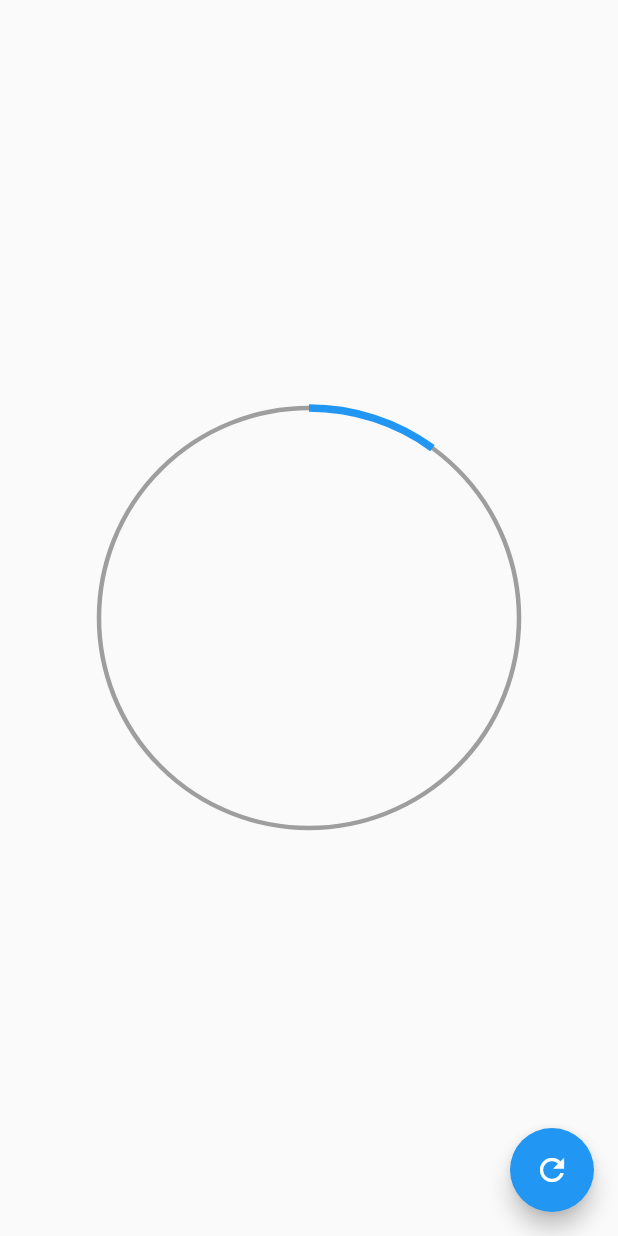
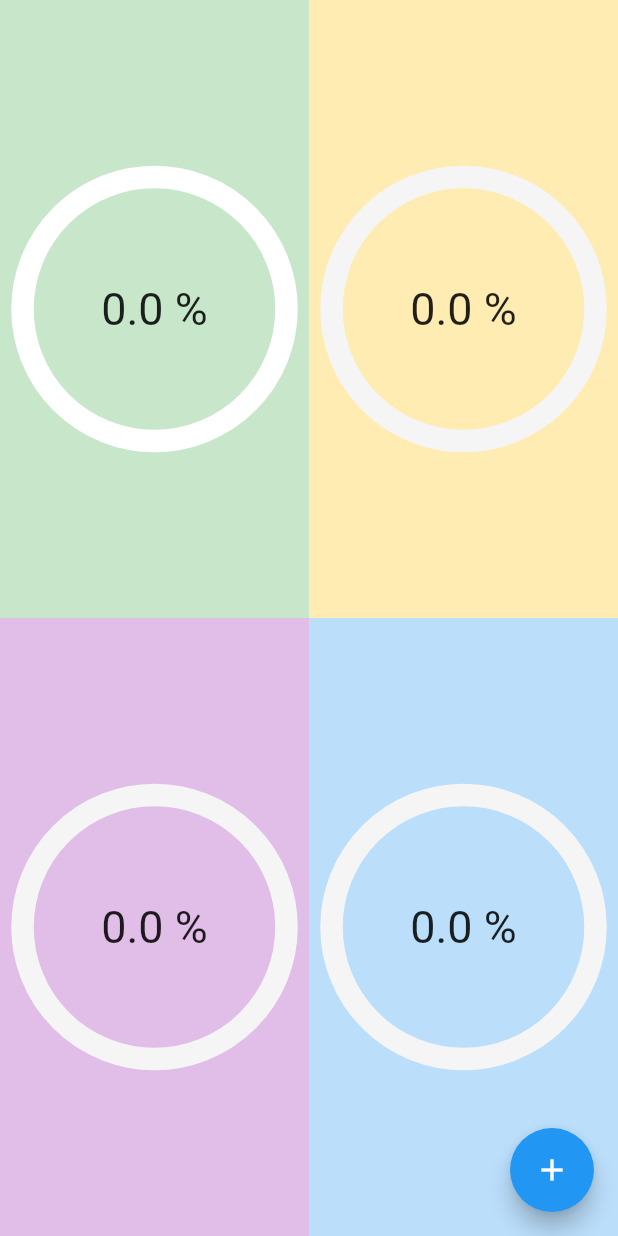
Before and after one commit to Metamorfosisdev/DisenhosFlutterHeaderes, a Flutter app: the screen it shows after launch, on a phone screen of 412 x 824 dp. Run offline on Flutter 3.47's test engine with Material 2 defaults, Android fonts, the phone set to English and light mode, and no system bars.

Commit message:
final progressbar

```diff
--- a/lib/main.dart
+++ b/lib/main.dart
@@ -11,12 +11,13 @@ class MyApp extends StatelessWidget {
     return MaterialApp(
       debugShowCheckedModeBanner: false,
       title: 'Disehos',
-      initialRoute: CircularProgressScreen.routeName,
+      initialRoute: PorcentageScreen.routeName,
       routes: {
         HomeScreen.routeName: (context) => const HomeScreen(),
         ChallengeScreen.routeName: (context) => const ChallengeScreen(),
         CircularProgressScreen.routeName: (context) =>
             const CircularProgressScreen(),
+        PorcentageScreen.routeName: (context) => const PorcentageScreen(),
       },
     );
   }
--- /dev/null
+++ b/lib/screens/porcentage_screen.dart
@@ -0,0 +1,114 @@
+import 'package:disehos_one/widgets/widgets.dart';
+import 'package:flutter/material.dart';
+
+class PorcentageScreen extends StatefulWidget {
+  static String routeName = '/PorcentageScreen';
+  const PorcentageScreen({Key? key}) : super(key: key);
+
+  @override
+  State<PorcentageScreen> createState() => _PorcentageScreenState();
+}
+
+class _PorcentageScreenState extends State<PorcentageScreen> {
+  double porcentageNumber = 0;
+  @override
+  Widget build(BuildContext context) {
+    return Scaffold(
+      body: SafeArea(
+        child: SingleChildScrollView(
+          physics: const BouncingScrollPhysics(),
+          child: Column(
+            children: [
+              Row(
+                children: [
+                  _ProgressIndicator(
+                    porcentageNumber: porcentageNumber,
+                    containerColor: Colors.green[100],
+                    circleColor: Colors.white,
+                    colorPorcentage: Colors.blue[100],
+                  ),
+                  _ProgressIndicator(
+                    porcentageNumber: porcentageNumber,
+                    containerColor: Colors.amber[100],
+                    colorPorcentage: Colors.purple[100],
+                  ),
+                ],
+              ),
+              Row(
+                children: [
+                  _ProgressIndicator(
+                    porcentageNumber: porcentageNumber,
+                    containerColor: Colors.purple[100],
+                    colorPorcentage: Colors.amber[100],
+                  ),
+                  _ProgressIndicator(
+                    porcentageNumber: porcentageNumber,
+                    containerColor: Colors.blue[100],
+                    colorPorcentage: Colors.green[100],
+                  ),
+                ],
+              )
+            ],
+          ),
+        ),
+      ),
+      floatingActionButton: FloatingActionButton(
+        child: const Icon(Icons.add),
+        onPressed: () {
+          if (porcentageNumber < 100) {
+            porcentageNumber += 10;
+          } else {
+            porcentageNumber = 0;
+          }
+          setState(() {});
+        },
+      ),
+    );
+  }
+}
+
+class _ProgressIndicator extends StatelessWidget {
+  const _ProgressIndicator({
+    Key? key,
+    required this.porcentageNumber,
+    this.containerColor,
+    this.colorPorcentage,
+    this.circleColor,
+  }) : super(key: key);
+
+  final double porcentageNumber;
+  final Color? containerColor;
+  final Color? colorPorcentage;
+  final Color? circleColor;
+
+  @override
+  Widget build(BuildContext context) {
+    final size = MediaQuery.of(context).size;
+    return Center(
+      child: Container(
+        height: (size.height) * 0.5,
+        width: (size.width) * 0.5,
+        color: containerColor ?? Colors.blue[100],
+        child: Stack(
+          children: [
+            Align(
+              alignment: Alignment.center,
+              child: Text(
+                '$porcentageNumber %',
+                style: const TextStyle(fontSize: 30),
+              ),
+            ),
+            Align(
+              alignment: Alignment.center,
+              child: ProgressIndicatorWidget(
+                porcentage: porcentageNumber,
+                colorPorcentage: colorPorcentage ?? Colors.red[100],
+                circleColor: circleColor ?? Colors.grey[100],
+              ),
+            )
+          ],
+        ),
+      ),
+    );
+  }
+}
--- a/lib/screens/screens.dart
+++ b/lib/screens/screens.dart
@@ -1,3 +1,5 @@
+export 'package:disehos_one/screens/porcentage_screen.dart';
+
 export 'package:disehos_one/screens/circular_progress_indicator.dart';
 
 export 'package:disehos_one/screens/challenge_screen.dart';
--- /dev/null
+++ b/lib/widgets/progress_indicator.dart
@@ -0,0 +1,112 @@
+import 'dart:math';
+
+import 'package:flutter/material.dart';
+
+class ProgressIndicatorWidget extends StatefulWidget {
+  final double porcentage;
+  final Color? colorPorcentage;
+  final Color? circleColor;
+  const ProgressIndicatorWidget({
+    Key? key,
+    required this.porcentage,
+    this.colorPorcentage,
+    this.circleColor,
+  }) : super(key: key);
+
+  @override
+  State<ProgressIndicatorWidget> createState() =>
+      _ProgressIndicatorWidgetState();
+}
+
+class _ProgressIndicatorWidgetState extends State<ProgressIndicatorWidget>
+    with SingleTickerProviderStateMixin {
+  late AnimationController animationController;
+  late double previousPorcentage = 0;
+
+  @override
+  void initState() {
+    previousPorcentage = widget.porcentage;
+    animationController = AnimationController(
+      vsync: this,
+      duration: const Duration(milliseconds: 500),
+    );
+    super.initState();
+  }
+
+  @override
+  void dispose() {
+    animationController.dispose();
+    super.dispose();
+  }
+
+  @override
+  Widget build(BuildContext context) {
+    animationController.forward(from: 0.0);
+    //which part of porcentage must animate
+    double animatedPart = widget.porcentage - previousPorcentage;
+    previousPorcentage = widget.porcentage;
+    return AnimatedBuilder(
+      animation: animationController,
+      builder: (BuildContext context, Widget? child) {
+        return Container(
+          padding: const EdgeInsets.all(15),
+          height: double.infinity,
+          width: double.infinity,
+          child: CustomPaint(
+            painter: ProgressIndicatorWidgetPainter(
+              (widget.porcentage - animatedPart) +
+                  (animatedPart * animationController.value),
+              widget.colorPorcentage,
+              widget.circleColor,
+            ),
+          ),
+        );
+      },
+    );
+  }
+}
+
+class ProgressIndicatorWidgetPainter extends CustomPainter {
+  double porcentage;
+  Color? colorPorcentage;
+  Color? circleColor;
+  ProgressIndicatorWidgetPainter(
+      this.porcentage, this.colorPorcentage, this.circleColor);
+  @override
+  void paint(Canvas canvas, Size size) {
+    //Circle properties
+    Paint paint = Paint()
+      ..strokeWidth = 15
+      ..color = circleColor ?? Colors.white
+      ..style = PaintingStyle.stroke;
+    //Arc properties
+    Paint paintArc = Paint()
+      ..strokeWidth = 10
+      ..color = colorPorcentage ?? Colors.blue[100] as Color
+      ..style = PaintingStyle.stroke;
+
+    canvas.drawCircle(
+      Offset((size.width) * 0.5, (size.height) * 0.5),
+      min((size.width) * 0.5, (size.height) * 0.5),
+      paint,
+    );
+
+    //porcentage = 10;
+    double sweepAngle = 2 * pi * (porcentage / 100.0);
+
+    canvas.drawArc(
+      Rect.fromCircle(
+          center: Offset((size.width) * 0.5, (size.height) * 0.5),
+          radius: min((size.width) * 0.5, (size.height) * 0.5)),
+      -pi / 2,
+      sweepAngle,
+      false,
+      paintArc,
+    );
+  }
+
+  @override
+  bool shouldRepaint(covariant CustomPainter oldDelegate) {
+    return true;
+  }
+}
--- a/lib/widgets/widgets.dart
+++ b/lib/widgets/widgets.dart
@@ -6,3 +6,4 @@ export 'package:disehos_one/widgets/header_diagonal_widget.dart';
 export 'package:disehos_one/widgets/header_peak_widget.dart';
 export 'package:disehos_one/widgets/header_square_widget.dart';
 export 'package:disehos_one/widgets/header_waves_widget.dart';
+export 'package:disehos_one/widgets/progress_indicator.dart';
```
Also changed, not shown: lib/screens/circular_progress_indicator.dart (+39 -4 lines).
